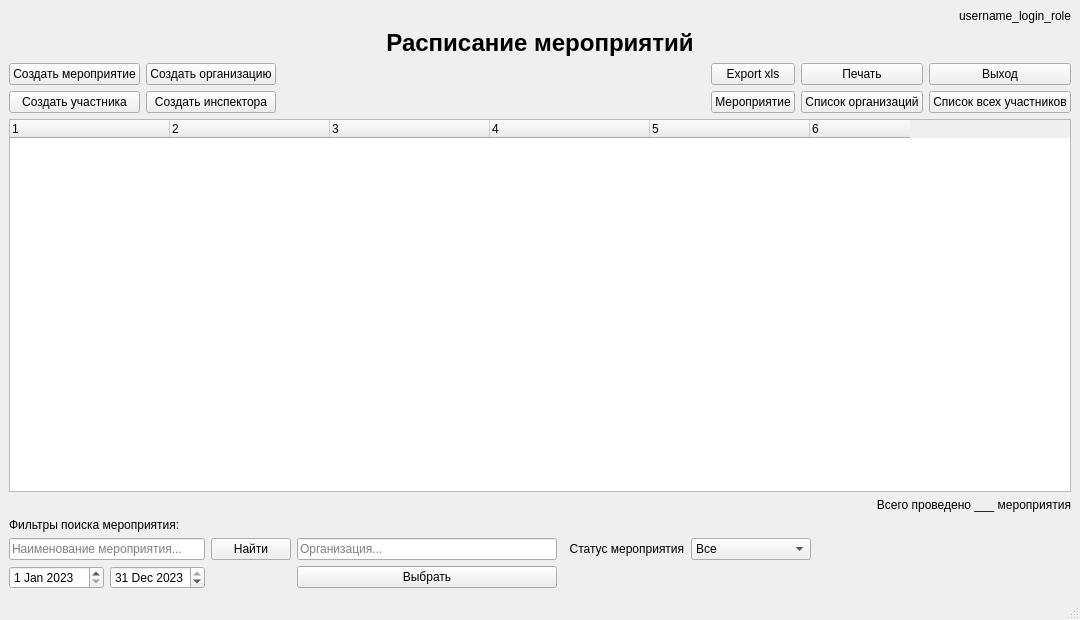
Before: the Qt Designer form Ui_designer/Ui_Event_shedule.ui in Vsesvet/FastComm, drawn with Qt 5.
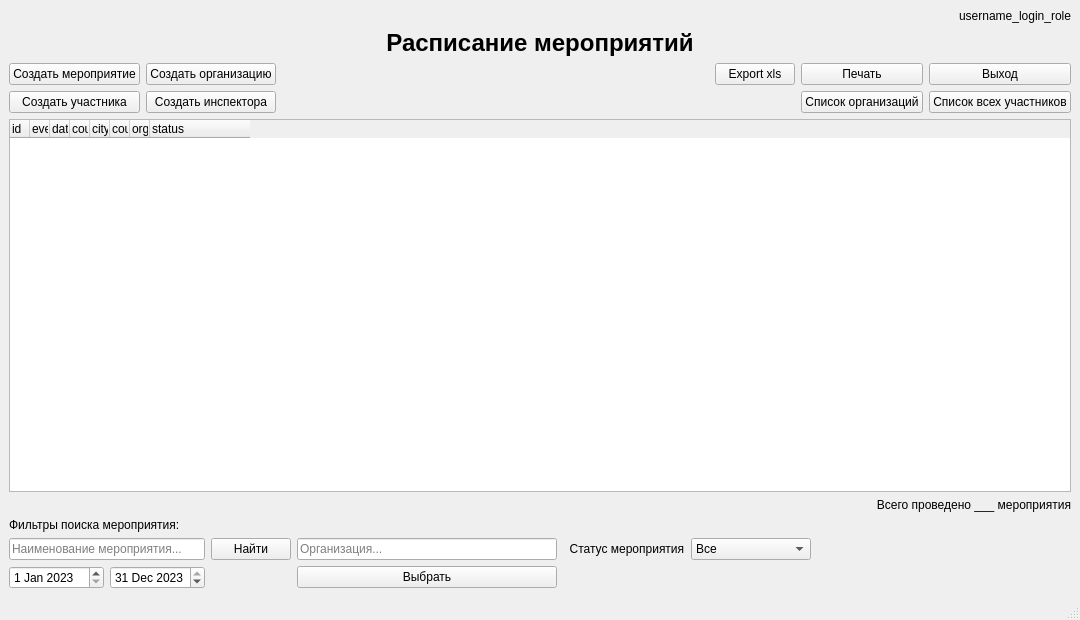
After: the same form once the commit is applied.

Commit message: Доработано окно Event Shedule.

The edit to the form file:
```diff
--- a/Ui_designer/Ui_Event_shedule.ui
+++ b/Ui_designer/Ui_Event_shedule.ui
@@ -28,51 +28,55 @@
        <enum>QAbstractScrollArea::AdjustToContents</enum>
       </property>
       <property name="columnCount">
-       <number>6</number>
+       <number>8</number>
       </property>
       <attribute name="headerMinimumSectionSize">
-       <number>50</number>
+       <number>20</number>
       </attribute>
       <attribute name="headerDefaultSectionSize">
-       <number>160</number>
-      </attribute>
-      <attribute name="headerHighlightSections">
-       <bool>true</bool>
-      </attribute>
-      <attribute name="headerShowSortIndicator" stdset="0">
-       <bool>false</bool>
+       <number>20</number>
       </attribute>
       <attribute name="headerStretchLastSection">
        <bool>false</bool>
       </attribute>
       <column>
        <property name="text">
-        <string>1</string>
+        <string>id</string>
        </property>
       </column>
       <column>
        <property name="text">
-        <string notr="true">2</string>
+        <string notr="true">event_name</string>
        </property>
       </column>
       <column>
        <property name="text">
-        <string notr="true">3</string>
+        <string notr="true">date_time</string>
        </property>
       </column>
       <column>
        <property name="text">
-        <string notr="true">4</string>
+        <string notr="true">country</string>
        </property>
       </column>
       <column>
        <property name="text">
-        <string notr="true">5</string>
+        <string notr="true">city</string>
        </property>
       </column>
       <column>
        <property name="text">
-        <string notr="true">6</string>
+        <string notr="true">count</string>
+       </property>
+      </column>
+      <column>
+       <property name="text">
+        <string>organization</string>
+       </property>
+      </column>
+      <column>
+       <property name="text">
+        <string>status</string>
        </property>
       </column>
      </widget>
@@ -94,13 +98,6 @@
       </property>
      </widget>
     </item>
-    <item row="3" column="3">
-     <widget class="QPushButton" name="pushButton_open_event">
-      <property name="text">
-       <string>Мероприятие</string>
-      </property>
-     </widget>
-    </item>
     <item row="3" column="1">
      <widget class="QPushButton" name="pushButton_create_inspector">
       <property name="text">
```
Left out of the diff: 16 changed lines with no effect on the pictures. The commit also changes 2 other files.
